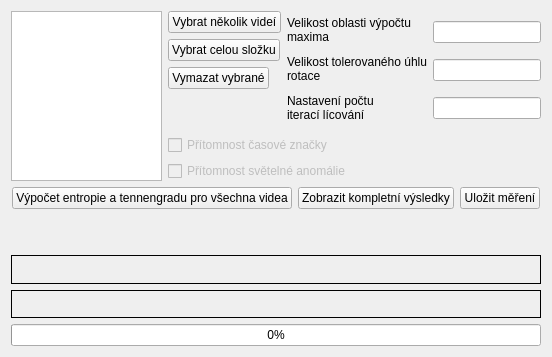
First picture: the form in dialogy/multiplevideoet.ui, repository RaphCucul/Image-registration-GUI, before the edit.
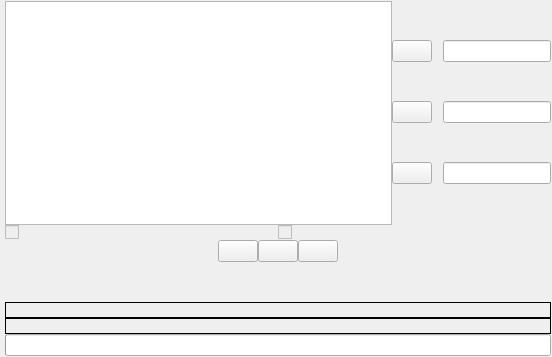
Second picture: the form after the edit.

Commit message:
Entropy+tennengrad Multi
Multiple videos entropy and tennengrad analysis

What changed in the file:
```diff
--- a/dialogy/multiplevideoet.ui
+++ b/dialogy/multiplevideoet.ui
@@ -25,8 +25,215 @@
   <property name="autoFillBackground">
    <bool>true</bool>
   </property>
-  <layout class="QGridLayout" name="gridLayout">
-   <item row="2" column="0" colspan="4">
+  <layout class="QVBoxLayout" name="verticalLayout" stretch="3,0,0,0">
+   <property name="spacing">
+    <number>0</number>
+   </property>
+   <property name="leftMargin">
+    <number>5</number>
+   </property>
+   <property name="topMargin">
+    <number>1</number>
+   </property>
+   <property name="rightMargin">
+    <number>1</number>
+   </property>
+   <property name="bottomMargin">
+    <number>1</number>
+   </property>
+   <item>
+    <layout class="QHBoxLayout" name="horizontalLayout_6" stretch="2,4">
+     <item>
+      <widget class="QListWidget" name="vybranaVidea">
+       <property name="sizePolicy">
+        <sizepolicy hsizetype="Expanding" vsizetype="Expanding">
+         <horstretch>0</horstretch>
+         <verstretch>0</verstretch>
+        </sizepolicy>
+       </property>
+       <property name="frameShadow">
+        <enum>QFrame::Sunken</enum>
+       </property>
+       <property name="sizeAdjustPolicy">
+        <enum>QAbstractScrollArea::AdjustToContents</enum>
+       </property>
+       <property name="dragDropMode">
+        <enum>QAbstractItemView::DragDrop</enum>
+       </property>
+       <property name="selectionMode">
+        <enum>QAbstractItemView::MultiSelection</enum>
+       </property>
+       <property name="selectionBehavior">
+        <enum>QAbstractItemView::SelectRows</enum>
+       </property>
+       <property name="movement">
+        <enum>QListView::Free</enum>
+       </property>
+       <property name="flow">
+        <enum>QListView::TopToBottom</enum>
+       </property>
+       <property name="isWrapping" stdset="0">
+        <bool>true</bool>
+       </property>
+       <property name="viewMode">
+        <enum>QListView::ListMode</enum>
+       </property>
+       <property name="sortingEnabled">
+        <bool>true</bool>
+       </property>
+      </widget>
+     </item>
+     <item>
+      <layout class="QVBoxLayout" name="verticalLayout_3" stretch="3,1,1">
+       <item>
+        <layout class="QHBoxLayout" name="horizontalLayout_2" stretch="3,1,1">
+         <property name="spacing">
+          <number>2</number>
+         </property>
+         <item>
+          <widget class="QPushButton" name="nekolikVideiPB">
+           <property name="sizePolicy">
+            <sizepolicy hsizetype="Fixed" vsizetype="Fixed">
+             <horstretch>0</horstretch>
+             <verstretch>0</verstretch>
+            </sizepolicy>
+           </property>
+          </widget>
+         </item>
+         <item>
+          <widget class="QLabel" name="areaSizelabel">
+           <property name="sizePolicy">
+            <sizepolicy hsizetype="Fixed" vsizetype="Fixed">
+             <horstretch>0</horstretch>
+             <verstretch>0</verstretch>
+            </sizepolicy>
+           </property>
+           <property name="scaledContents">
+            <bool>true</bool>
+           </property>
+           <property name="wordWrap">
+            <bool>true</bool>
+           </property>
+          </widget>
+         </item>
+         <item>
+          <widget class="QLineEdit" name="oblastMaxima">
+           <property name="sizePolicy">
+            <sizepolicy hsizetype="Fixed" vsizetype="Fixed">
+             <horstretch>0</horstretch>
+             <verstretch>0</verstretch>
+            </sizepolicy>
+           </property>
+          </widget>
+         </item>
+        </layout>
+       </item>
+       <item>
+        <layout class="QHBoxLayout" name="horizontalLayout_3" stretch="3,1,1">
+         <property name="spacing">
+          <number>2</number>
+         </property>
+         <item>
+          <widget class="QPushButton" name="celaSlozkaPB">
+           <property name="sizePolicy">
+            <sizepolicy hsizetype="Fixed" vsizetype="Fixed">
+             <horstretch>0</horstretch>
+             <verstretch>0</verstretch>
+            </sizepolicy>
+           </property>
+          </widget>
+         </item>
+         <item>
+          <widget class="QLabel" name="angleTolerationlabel">
+           <property name="sizePolicy">
+            <sizepolicy hsizetype="Fixed" vsizetype="Fixed">
+             <horstretch>0</horstretch>
+             <verstretch>0</verstretch>
+            </sizepolicy>
+           </property>
+           <property name="wordWrap">
+            <bool>true</bool>
+           </property>
+          </widget>
+         </item>
+         <item>
+          <widget class="QLineEdit" name="uhelRotace">
+           <property name="sizePolicy">
+            <sizepolicy hsizetype="Fixed" vsizetype="Fixed">
+             <horstretch>0</horstretch>
+             <verstretch>0</verstretch>
+            </sizepolicy>
+           </property>
+          </widget>
+         </item>
+        </layout>
+       </item>
+       <item>
+        <layout class="QHBoxLayout" name="horizontalLayout_4" stretch="3,1,1">
+         <property name="spacing">
+          <number>2</number>
+         </property>
+         <item>
+          <widget class="QPushButton" name="vymazatZVyberuPB">
+           <property name="sizePolicy">
+            <sizepolicy hsizetype="Fixed" vsizetype="Fixed">
+             <horstretch>0</horstretch>
+             <verstretch>0</verstretch>
+            </sizepolicy>
+           </property>
+          </widget>
+         </item>
+         <item>
+          <widget class="QLabel" name="numberIterationlabel">
+           <property name="sizePolicy">
+            <sizepolicy hsizetype="Fixed" vsizetype="Fixed">
+             <horstretch>0</horstretch>
+             <verstretch>0</verstretch>
+            </sizepolicy>
+           </property>
+           <property name="wordWrap">
+            <bool>true</bool>
+           </property>
+          </widget>
+         </item>
+         <item>
+          <widget class="QLineEdit" name="pocetIteraci">
+           <property name="sizePolicy">
+            <sizepolicy hsizetype="Fixed" vsizetype="Fixed">
+             <horstretch>0</horstretch>
+             <verstretch>0</verstretch>
+            </sizepolicy>
+           </property>
+          </widget>
+         </item>
+        </layout>
+       </item>
+      </layout>
+     </item>
+    </layout>
+   </item>
+   <item>
+    <layout class="QHBoxLayout" name="horizontalLayout_5">
+     <item>
+      <widget class="QCheckBox" name="casovaZnacka">
+       <property name="enabled">
+        <bool>false</bool>
+       </property>
+      </widget>
+     </item>
+     <item>
+      <widget class="QCheckBox" name="svetAnomal">
+       <property name="enabled">
+        <bool>false</bool>
+       </property>
+       <property name="checkable">
+        <bool>true</bool>
+       </property>
+      </widget>
+     </item>
+    </layout>
+   </item>
+   <item>
     <layout class="QHBoxLayout" name="horizontalLayout">
      <item>
       <spacer name="horizontalSpacer">
@@ -49,9 +256,6 @@
          <verstretch>0</verstretch>
         </sizepolicy>
        </property>
-       <property name="text">
-        <string>Výpočet entropie a tennengradu pro všechna videa</string>
-       </property>
       </widget>
      </item>
      <item>
@@ -62,9 +266,6 @@
          <verstretch>0</verstretch>
         </sizepolicy>
        </property>
-       <property name="text">
-        <string>Zobrazit kompletní výsledky</string>
-       </property>
       </widget>
      </item>
      <item>
@@ -75,9 +276,6 @@
          <verstretch>0</verstretch>
         </sizepolicy>
        </property>
-       <property name="text">
-        <string>Uložit měření</string>
-       </property>
       </widget>
      </item>
      <item>
@@ -95,134 +293,14 @@
      </item>
     </layout>
    </item>
-   <item row="0" column="1">
-    <layout class="QVBoxLayout" name="tlacitkaVyberu">
-     <item>
-      <widget class="QPushButton" name="nekolikVideiPB">
-       <property name="sizePolicy">
-        <sizepolicy hsizetype="Fixed" vsizetype="Fixed">
-         <horstretch>0</horstretch>
-         <verstretch>0</verstretch>
-        </sizepolicy>
-       </property>
-       <property name="text">
-        <string>Vybrat několik videí</string>
-       </property>
-      </widget>
-     </item>
-     <item>
-      <widget class="QPushButton" name="celaSlozkaPB">
-       <property name="sizePolicy">
-        <sizepolicy hsizetype="Fixed" vsizetype="Fixed">
-         <horstretch>0</horstretch>
-         <verstretch>0</verstretch>
-        </sizepolicy>
-       </property>
-       <property name="text">
-        <string>Vybrat celou složku</string>
-       </property>
-      </widget>
-     </item>
-     <item>
-      <widget class="QPushButton" name="vymazatZVyberuPB">
-       <property name="sizePolicy">
-        <sizepolicy hsizetype="Fixed" vsizetype="Fixed">
-         <horstretch>0</horstretch>
-         <verstretch>0</verstretch>
-        </sizepolicy>
-       </property>
-       <property name="text">
-        <string>Vymazat vybrané</string>
-       </property>
-      </widget>
-     </item>
-     <item>
-      <spacer name="verticalSpacer_5">
-       <property name="orientation">
-        <enum>Qt::Vertical</enum>
-       </property>
-       <property name="sizeType">
-        <enum>QSizePolicy::Fixed</enum>
-       </property>
-       <property name="sizeHint" stdset="0">
-        <size>
-         <width>20</width>
-         <height>40</height>
-        </size>
-       </property>
-      </spacer>
-     </item>
-    </layout>
-   </item>
-   <item row="1" column="1" colspan="3">
-    <layout class="QVBoxLayout" name="verticalLayout">
-     <item>
-      <widget class="QCheckBox" name="casovaZnacka">
-       <property name="enabled">
-        <bool>false</bool>
-       </property>
-       <property name="text">
-        <string>Přítomnost časové značky</string>
-       </property>
-      </widget>
-     </item>
-     <item>
-      <widget class="QCheckBox" name="svetAnomal">
-       <property name="enabled">
-        <bool>false</bool>
-       </property>
-       <property name="text">
-        <string>Přítomnost světelné anomálie</string>
-       </property>
-       <property name="checkable">
-        <bool>true</bool>
-       </property>
-      </widget>
-     </item>
-    </layout>
-   </item>
-   <item row="0" column="0" rowspan="2">
-    <widget class="QListWidget" name="vybranaVidea">
-     <property name="sizePolicy">
-      <sizepolicy hsizetype="Expanding" vsizetype="Expanding">
-       <horstretch>0</horstretch>
-       <verstretch>0</verstretch>
-      </sizepolicy>
+   <item>
+    <layout class="QVBoxLayout" name="verticalLayout_2" stretch="3,1,1,1">
+     <property name="spacing">
+      <number>0</number>
      </property>
-     <property name="frameShadow">
-      <enum>QFrame::Sunken</enum>
+     <property name="sizeConstraint">
+      <enum>QLayout::SetMinimumSize</enum>
      </property>
-     <property name="sizeAdjustPolicy">
-      <enum>QAbstractScrollArea::AdjustToContents</enum>
-     </property>
-     <property name="dragDropMode">
-      <enum>QAbstractItemView::DragDrop</enum>
-     </property>
-     <property name="selectionMode">
-      <enum>QAbstractItemView::MultiSelection</enum>
-     </property>
-     <property name="selectionBehavior">
-      <enum>QAbstractItemView::SelectRows</enum>
-     </property>
-     <property name="movement">
-      <enum>QListView::Free</enum>
-     </property>
-     <property name="flow">
-      <enum>QListView::TopToBottom</enum>
-     </property>
-     <property name="isWrapping" stdset="0">
-      <bool>false</bool>
-     </property>
-     <property name="viewMode">
-      <enum>QListView::ListMode</enum>
-     </property>
-     <property name="sortingEnabled">
-      <bool>true</bool>
-     </property>
-    </widget>
-   </item>
-   <item row="3" column="0" colspan="4">
-    <layout class="QVBoxLayout" name="verticalLayout_2">
      <item>
       <spacer name="verticalSpacer">
        <property name="orientation">
@@ -241,6 +319,18 @@
      </item>
      <item>
       <widget class="QLabel" name="aktualniVideo">
+       <property name="sizePolicy">
+        <sizepolicy hsizetype="Preferred" vsizetype="Minimum">
+         <horstretch>0</horstretch>
+         <verstretch>0</verstretch>
+        </sizepolicy>
+       </property>
+       <property name="maximumSize">
+        <size>
+         <width>16777215</width>
+         <height>20</height>
+        </size>
+       </property>
        <property name="frameShape">
         <enum>QFrame::Box</enum>
        </property>
@@ -254,6 +344,18 @@
      </item>
      <item>
       <widget class="QLabel" name="aktualniMetoda">
+       <property name="sizePolicy">
+        <sizepolicy hsizetype="Preferred" vsizetype="Minimum">
+         <horstretch>0</horstretch>
+         <verstretch>0</verstretch>
+        </sizepolicy>
+       </property>
+       <property name="maximumSize">
+        <size>
+         <width>16777215</width>
+         <height>20</height>
+        </size>
+       </property>
        <property name="frameShape">
         <enum>QFrame::Box</enum>
        </property>
@@ -267,100 +369,23 @@
      </item>
      <item>
       <widget class="QProgressBar" name="prubehVypoctu">
+       <property name="sizePolicy">
+        <sizepolicy hsizetype="Expanding" vsizetype="Minimum">
+         <horstretch>0</horstretch>
+         <verstretch>0</verstretch>
+        </sizepolicy>
+       </property>
+       <property name="maximumSize">
+        <size>
+         <width>16777215</width>
+         <height>30</height>
+        </size>
+       </property>
        <property name="value">
         <number>0</number>
        </property>
        <property name="textVisible">
-        <bool>true</bool>
-       </property>
-      </widget>
-     </item>
-    </layout>
-   </item>
-   <item row="0" column="3">
-    <layout class="QVBoxLayout" name="parametry">
-     <item>
-      <widget class="QLineEdit" name="oblastMaxima">
-       <property name="sizePolicy">
-        <sizepolicy hsizetype="Fixed" vsizetype="Fixed">
-         <horstretch>0</horstretch>
-         <verstretch>0</verstretch>
-        </sizepolicy>
-       </property>
-      </widget>
-     </item>
-     <item>
-      <widget class="QLineEdit" name="uhelRotace">
-       <property name="sizePolicy">
-        <sizepolicy hsizetype="Fixed" vsizetype="Fixed">
-         <horstretch>0</horstretch>
-         <verstretch>0</verstretch>
-        </sizepolicy>
-       </property>
-      </widget>
-     </item>
-     <item>
-      <widget class="QLineEdit" name="pocetIteraci">
-       <property name="sizePolicy">
-        <sizepolicy hsizetype="Fixed" vsizetype="Fixed">
-         <horstretch>0</horstretch>
-         <verstretch>0</verstretch>
-        </sizepolicy>
-       </property>
-      </widget>
-     </item>
-    </layout>
-   </item>
-   <item row="0" column="2">
-    <layout class="QVBoxLayout" name="Popisky1">
-     <item>
-      <widget class="QLabel" name="label">
-       <property name="sizePolicy">
-        <sizepolicy hsizetype="Fixed" vsizetype="Fixed">
-         <horstretch>0</horstretch>
-         <verstretch>0</verstretch>
-        </sizepolicy>
-       </property>
-       <property name="text">
-        <string>Velikost oblasti výpočtu maxima</string>
-       </property>
-       <property name="scaledContents">
-        <bool>true</bool>
-       </property>
-       <property name="wordWrap">
-        <bool>true</bool>
-       </property>
-      </widget>
-     </item>
-     <item>
-      <widget class="QLabel" name="label_3">
-       <property name="sizePolicy">
-        <sizepolicy hsizetype="Fixed" vsizetype="Fixed">
-         <horstretch>0</horstretch>
-         <verstretch>0</verstretch>
-        </sizepolicy>
-       </property>
-       <property name="text">
-        <string>Velikost tolerovaného úhlu rotace</string>
-       </property>
-       <property name="wordWrap">
-        <bool>true</bool>
-       </property>
-      </widget>
-     </item>
-     <item>
-      <widget class="QLabel" name="label_5">
-       <property name="sizePolicy">
-        <sizepolicy hsizetype="Fixed" vsizetype="Fixed">
-         <horstretch>0</horstretch>
-         <verstretch>0</verstretch>
-        </sizepolicy>
-       </property>
-       <property name="text">
-        <string>Nastavení počtu iterací lícování</string>
-       </property>
-       <property name="wordWrap">
-        <bool>true</bool>
+        <bool>false</bool>
        </property>
       </widget>
      </item>
```
The commit also changes 2 other files.
